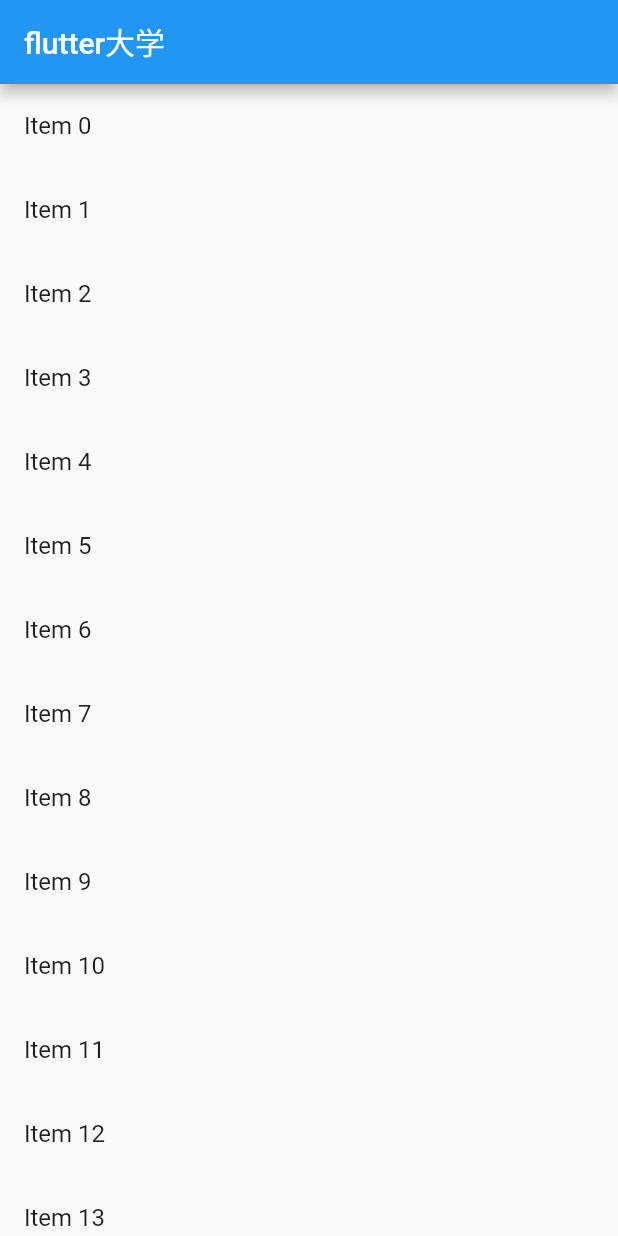
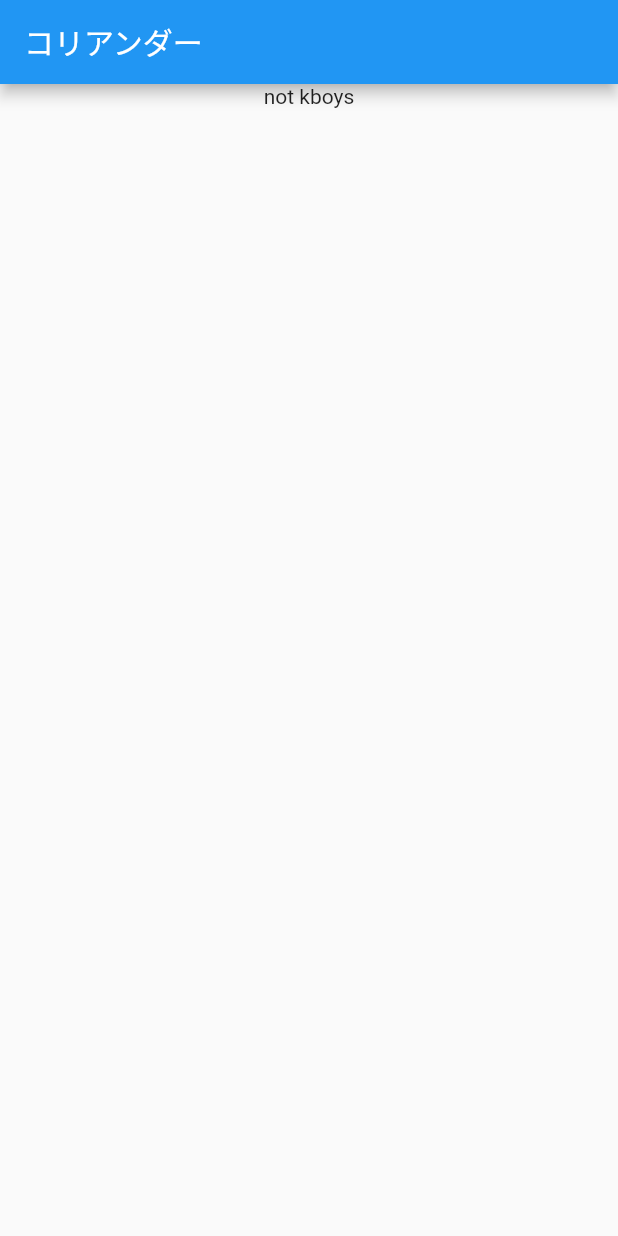
Before and after one commit to tokitsu/flutter_bootcamp, a Flutter app: the screen it shows after launch, on a phone screen of 412 x 824 dp. Run offline on Flutter 3.47's test engine with Material 2 defaults, Android fonts, the phone set to English and light mode, and no system bars.

Commit message:
delete list code in main.dart

```diff
--- a/lib/main.dart
+++ b/lib/main.dart
@@ -45,17 +45,15 @@ class _MyHomePageState extends State<MyHomePage> {
   Widget build(BuildContext context) {
     return Scaffold(
       appBar: AppBar(
-        title: Text('flutter大学'),
+        title: Text('コリアンダー'),
       ),
-      body: Container(
-        width: double.infinity,
-        child: ListView.builder(
-          itemCount: items.length,
-          itemBuilder: (context, index) {
-            return ListTile(
-              title: Text(items[index]),
-            );
-          },
+      body: Center(
+        child: Column(
+          children: [
+            Text(
+              'not kboys'
+            )
+          ],
         ),
       ),
     );
```
